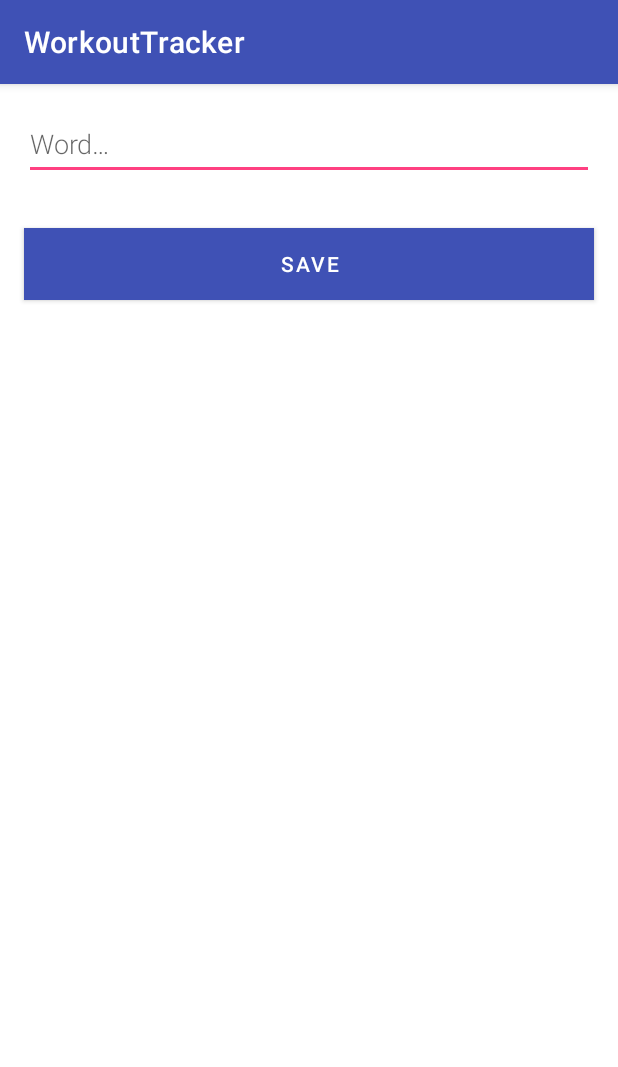
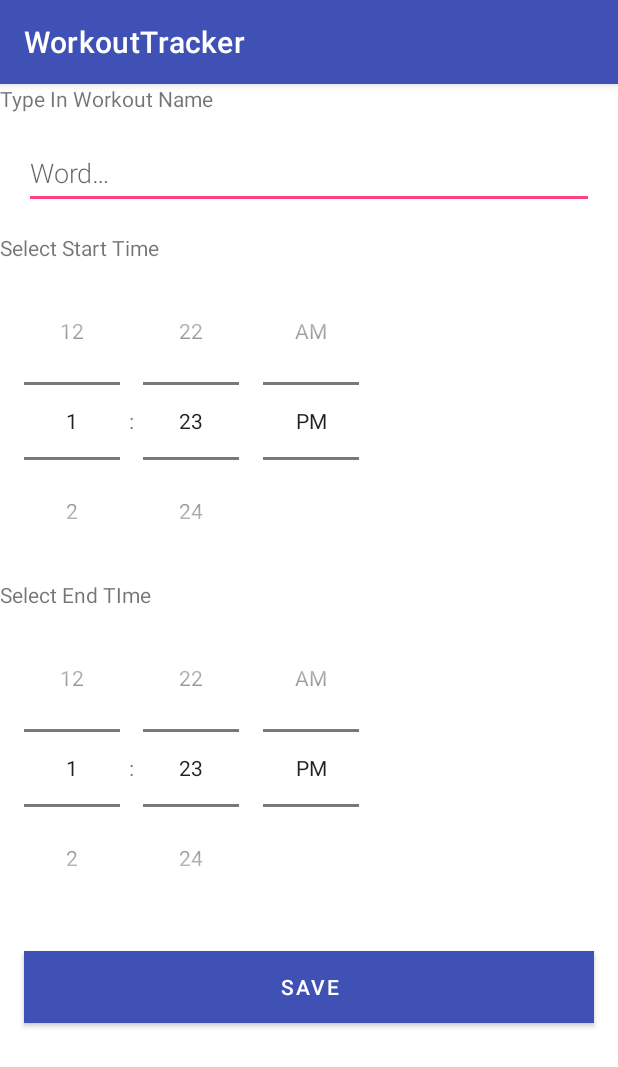
Before and after one commit to Bryce-59/workout-tracker-app, an Android app: the screen it shows after launch (NewWorkoutActivity), after a tap on "Add word", on a phone screen of 412 x 824 dp. Shown: the top 1067 px of the screen. Run offline under Robolectric (Android 15) with nearby library versions, the phone set to English and light mode, and no system bars; our stand-ins replace Room's generated code.

Commit message:
start and end time with time picker and workout entry display

```diff
--- a/app/build.gradle
+++ b/app/build.gradle
@@ -8,7 +8,7 @@ android {
     compileSdkVersion 31
     defaultConfig {
         applicationId "com.example.android.finalproject"
-        minSdkVersion 20
+        minSdkVersion 24
         targetSdkVersion 31
         versionCode 1
         versionName "1.0"
--- a/app/src/main/java/com/example/android/finalproject/MainActivity.kt
+++ b/app/src/main/java/com/example/android/finalproject/MainActivity.kt
@@ -63,8 +63,8 @@ class MainActivity : AppCompatActivity() {
         super.onActivityResult(requestCode, resultCode, intentData)
 
         if (requestCode == newWordActivityRequestCode && resultCode == Activity.RESULT_OK) {
-            intentData?.getStringExtra(NewWorkoutActivity.EXTRA_REPLY)?.let { reply ->
-                val workout = Workout(reply)
+            intentData?.getStringArrayExtra(NewWorkoutActivity.EXTRA_REPLY)?.let { reply ->
+                val workout = Workout(0, reply[0], reply[1], reply[2])
                 wordViewModel.insert(workout)
             }
         } else {
--- a/app/src/main/java/com/example/android/finalproject/NewWorkoutActivity.kt
+++ b/app/src/main/java/com/example/android/finalproject/NewWorkoutActivity.kt
@@ -22,6 +22,7 @@ import android.os.Bundle
 import android.text.TextUtils
 import android.widget.Button
 import android.widget.EditText
+import android.widget.TimePicker
 import androidx.appcompat.app.AppCompatActivity
 
 /**
@@ -33,16 +34,23 @@ class NewWorkoutActivity : AppCompatActivity() {
     public override fun onCreate(savedInstanceState: Bundle?) {
         super.onCreate(savedInstanceState)
         setContentView(R.layout.activity_new_word)
-        val editWordView = findViewById<EditText>(R.id.edit_word)
+        val workoutName = findViewById<EditText>(R.id.workout_name)
+        val startTime = findViewById<TimePicker>(R.id.startTimePicker)
+        val endTime = findViewById<TimePicker>(R.id.endTimePicker)
+
 
         val button = findViewById<Button>(R.id.button_save)
         button.setOnClickListener {
             val replyIntent = Intent()
-            if (TextUtils.isEmpty(editWordView.text)) {
+            if (TextUtils.isEmpty(workoutName.text)) {
                 setResult(Activity.RESULT_CANCELED, replyIntent)
             } else {
-                val word = editWordView.text.toString()
-                replyIntent.putExtra(EXTRA_REPLY, word)
+                val workout = workoutName.text.toString()
+                val startTimeStr = startTime.hour.toString() + ":" + startTime.minute.toString()
+                val endTimeStr = endTime.hour.toString() + ":" + endTime.minute.toString()
+
+                var workoutInfo = arrayOf(workout, startTimeStr, endTimeStr)
+                replyIntent.putExtra(EXTRA_REPLY, workoutInfo)
                 setResult(Activity.RESULT_OK, replyIntent)
             }
             finish()
@@ -50,6 +58,6 @@ class NewWorkoutActivity : AppCompatActivity() {
     }
 
     companion object {
-        const val EXTRA_REPLY = "com.example.android.wordlistsql.REPLY"
+        const val EXTRA_REPLY = "com.example.android.workoutListsql.REPLY"
     }
 }
--- a/app/src/main/java/com/example/android/finalproject/WorkoutDao.kt
+++ b/app/src/main/java/com/example/android/finalproject/WorkoutDao.kt
@@ -36,12 +36,12 @@ interface WorkoutDao {
 
     // The flow always holds/caches latest version of data. Notifies its observers when the
     // data has changed.
-    @Query("SELECT * FROM word_table ORDER BY word ASC")
+    @Query("SELECT * FROM workout_table ORDER BY id ASC")
     fun getAlphabetizedWords(): Flow<List<Workout>>
 
     @Insert(onConflict = OnConflictStrategy.IGNORE)
     suspend fun insert(workout: Workout)
 
-    @Query("DELETE FROM word_table")
+    @Query("DELETE FROM workout_table")
     suspend fun deleteAll()
 }
--- a/app/src/main/java/com/example/android/finalproject/WorkoutListAdapter.kt
+++ b/app/src/main/java/com/example/android/finalproject/WorkoutListAdapter.kt
@@ -33,7 +33,7 @@ class WordListAdapter : ListAdapter<Workout, WordViewHolder>(WORDS_COMPARATOR) {
 
     override fun onBindViewHolder(holder: WordViewHolder, position: Int) {
         val current = getItem(position)
-        holder.bind(current.word)
+        holder.bind(current.workoutName + ", " + current.startTime + ", " + current.endTime)
     }
 
     class WordViewHolder(itemView: View) : RecyclerView.ViewHolder(itemView) {
@@ -59,7 +59,7 @@ class WordListAdapter : ListAdapter<Workout, WordViewHolder>(WORDS_COMPARATOR) {
             }
 
             override fun areContentsTheSame(oldItem: Workout, newItem: Workout): Boolean {
-                return oldItem.word == newItem.word
+                return oldItem.id == newItem.id
             }
         }
     }
--- a/app/src/main/java/com/example/android/finalproject/WorkoutRoomDatabase.kt
+++ b/app/src/main/java/com/example/android/finalproject/WorkoutRoomDatabase.kt
@@ -29,7 +29,7 @@ import kotlinx.coroutines.launch
  * This is the backend. The database. This used to be done by the OpenHelper.
  * The fact that this has very few comments emphasizes its coolness.
  */
-@Database(entities = [Workout::class], version = 1)
+@Database(entities = [Workout::class], version = 2)
 abstract class WorkoutRoomDatabase : RoomDatabase() {
 
     abstract fun wordDao(): WorkoutDao
@@ -87,11 +87,6 @@ abstract class WorkoutRoomDatabase : RoomDatabase() {
             // Start the app with a clean database every time.
             // Not needed if you only populate on creation.
             workoutDao.deleteAll()
-
-            var workout = Workout("Hello")
-            workoutDao.insert(workout)
-            workout = Workout("World!")
-            workoutDao.insert(workout)
         }
     }
 }
--- a/app/src/main/res/layout/activity_new_word.xml
+++ b/app/src/main/res/layout/activity_new_word.xml
@@ -15,28 +15,58 @@ See the License for the specific language governing permissions and
 limitations under the License. -->
 
 <LinearLayout xmlns:android="http://schemas.android.com/apk/res/android"
-    android:orientation="vertical"
     android:layout_width="match_parent"
-    android:layout_height="match_parent">
+    android:layout_height="match_parent"
+    android:orientation="vertical">
+
+    <TextView
+        android:id="@+id/textView4"
+        android:layout_width="match_parent"
+        android:layout_height="wrap_content"
+        android:text="Type In Workout Name" />
 
     <EditText
-        android:id="@+id/edit_word"
+        android:id="@+id/workout_name"
         android:layout_width="match_parent"
         android:layout_height="wrap_content"
-        android:minHeight="@dimen/min_height"
+        android:layout_margin="@dimen/big_padding"
         android:fontFamily="sans-serif-light"
         android:hint="@string/hint_word"
         android:inputType="textAutoComplete"
-        android:layout_margin="@dimen/big_padding"
+        android:minHeight="@dimen/min_height"
         android:textSize="18sp" />
+
+    <TextView
+        android:id="@+id/textView2"
+        android:layout_width="140dp"
+        android:layout_height="wrap_content"
+        android:text="Select Start Time" />
+
+    <TimePicker
+        android:id="@+id/startTimePicker"
+        android:layout_width="wrap_content"
+        android:layout_height="wrap_content"
+        android:timePickerMode="spinner" />
+
+    <TextView
+        android:id="@+id/textView3"
+        android:layout_width="match_parent"
+        android:layout_height="wrap_content"
+        android:text="Select End TIme" />
+
+    <TimePicker
+        android:id="@+id/endTimePicker"
+        android:layout_width="wrap_content"
+        android:layout_height="wrap_content"
+        android:timePickerMode="spinner" />
 
     <Button
         android:id="@+id/button_save"
         android:layout_width="match_parent"
         android:layout_height="wrap_content"
+        android:layout_margin="@dimen/big_padding"
         android:background="@color/colorPrimary"
         android:text="@string/button_save"
-        android:layout_margin="@dimen/big_padding"
         android:textColor="@color/buttonLabel" />
 
 </LinearLayout>
```
Also changed, not shown: app/src/main/java/com/example/android/finalproject/Workout.kt (+8 -2 lines).
